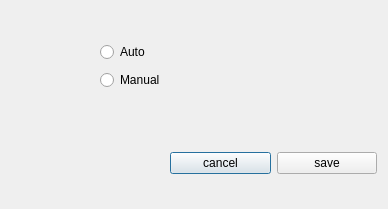
Old version of the form dialogsetting.ui in the repository duyhoan1710/qt.
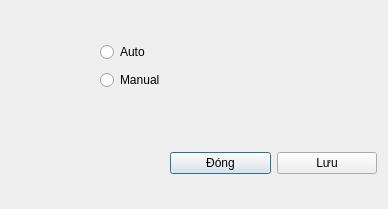
New version of the form.

```diff
--- a/dialogsetting.ui
+++ b/dialogsetting.ui
@@ -55,7 +55,7 @@
        <string notr="true">color=rgb(204, 0, 0)</string>
       </property>
       <property name="text">
-       <string>cancel</string>
+       <string>Đóng</string>
       </property>
      </widget>
     </item>
@@ -65,7 +65,7 @@
        <string notr="true">color=rgb(78, 154, 6)</string>
       </property>
       <property name="text">
-       <string>save</string>
+       <string>Lưu</string>
       </property>
      </widget>
     </item>
```
Left out of the diff: 2 changed lines with no effect on the pictures.
